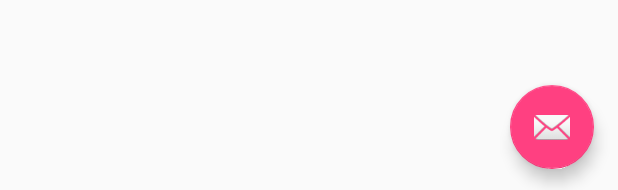
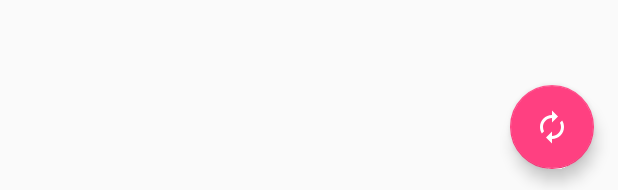
Before and after one commit to thelazyindian/Sunshine_v2, an Android app: the layout activity_main.xml on its own in the app's theme, with its tools: preview values and no code run, on a phone screen of 412 x 824 dp. Shown: the part 1043-1233 px from the top of the screen. Run offline under Robolectric (Android 15) with nearby library versions, the phone set to English and light mode, and no system bars; network calls fail.

Commit message:
Update List Items and More functionality

```diff
--- a/app/src/main/java/me/satyabrat/sunshine_v2/Adapter/WeatherAdapter.java
+++ b/app/src/main/java/me/satyabrat/sunshine_v2/Adapter/WeatherAdapter.java
@@ -7,8 +7,6 @@ import android.view.ViewGroup;
 import android.widget.TextView;
 import java.util.List;
 
-import me.satyabrat.sunshine_v2.Model.Weather;
-import me.satyabrat.sunshine_v2.Model.WeatherJson;
 import me.satyabrat.sunshine_v2.R;
 
 public class WeatherAdapter extends RecyclerView.Adapter<WeatherAdapter.MyViewHolder> {
--- /dev/null
+++ b/app/src/main/res/drawable/refresh.xml
@@ -0,0 +1,16 @@
+<?xml version="1.0" encoding="utf-8"?>
+<vector xmlns:android="http://schemas.android.com/apk/res/android"
+    android:width="24dp"
+    android:height="24dp"
+    android:viewportWidth="24"
+    android:viewportHeight="24">
+
+    <path
+        android:fillColor="#fff"
+        android:pathData="M12 6v3l4-4-4-4v3c-4.42 0-8 3.58-8 8 0 1.57 .46 3.03 1.24 4.26L6.7
+14.8c-.45-.83-.7-1.79-.7-2.8 0-3.31 2.69-6 6-6zm6.76 1.74L17.3 9.2c.44 .84 .7
+1.79 .7 2.8 0 3.31-2.69 6-6 6v-3l-4 4 4 4v-3c4.42 0 8-3.58 8-8
+0-1.57-.46-3.03-1.24-4.26z" />
+    <path
+        android:pathData="M0 0h24v24H0z" />
+</vector>
--- a/app/src/main/res/layout/activity_main.xml
+++ b/app/src/main/res/layout/activity_main.xml
@@ -28,6 +28,6 @@
         android:layout_height="wrap_content"
         android:layout_gravity="bottom|end"
         android:layout_margin="@dimen/fab_margin"
-        app:srcCompat="@android:drawable/ic_dialog_email" />
+        app:srcCompat="@drawable/refresh" />
 
 </android.support.design.widget.CoordinatorLayout>
--- a/app/src/main/res/values/dimens.xml
+++ b/app/src/main/res/values/dimens.xml
@@ -1,3 +1,6 @@
 <resources>
+    <dimen name="activity_horizontal_margin">16dp</dimen>
+    <dimen name="activity_vertical_margin">8dp</dimen>
+    <dimen name="list_item_font_size">16sp</dimen>
     <dimen name="fab_margin">16dp</dimen>
 </resources>
```
Also changed, not shown: app/src/main/java/me/satyabrat/sunshine_v2/MainActivity.java (+55 -28 lines), app/src/main/res/layout/row_layout.xml (+9 -4 lines).
